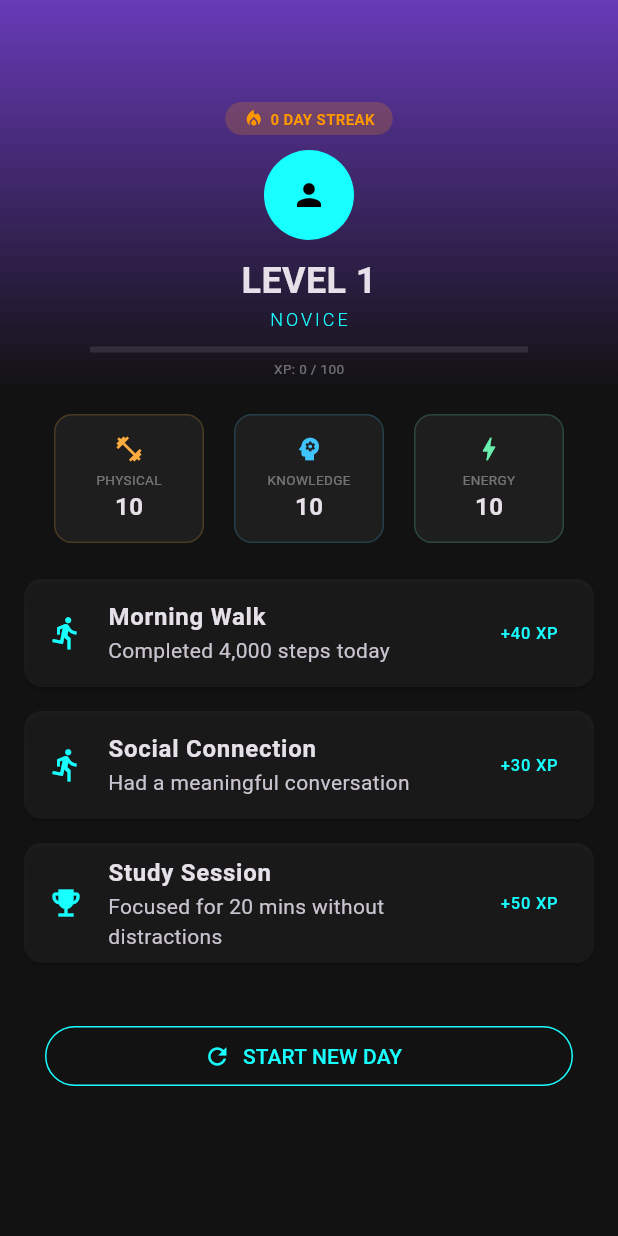
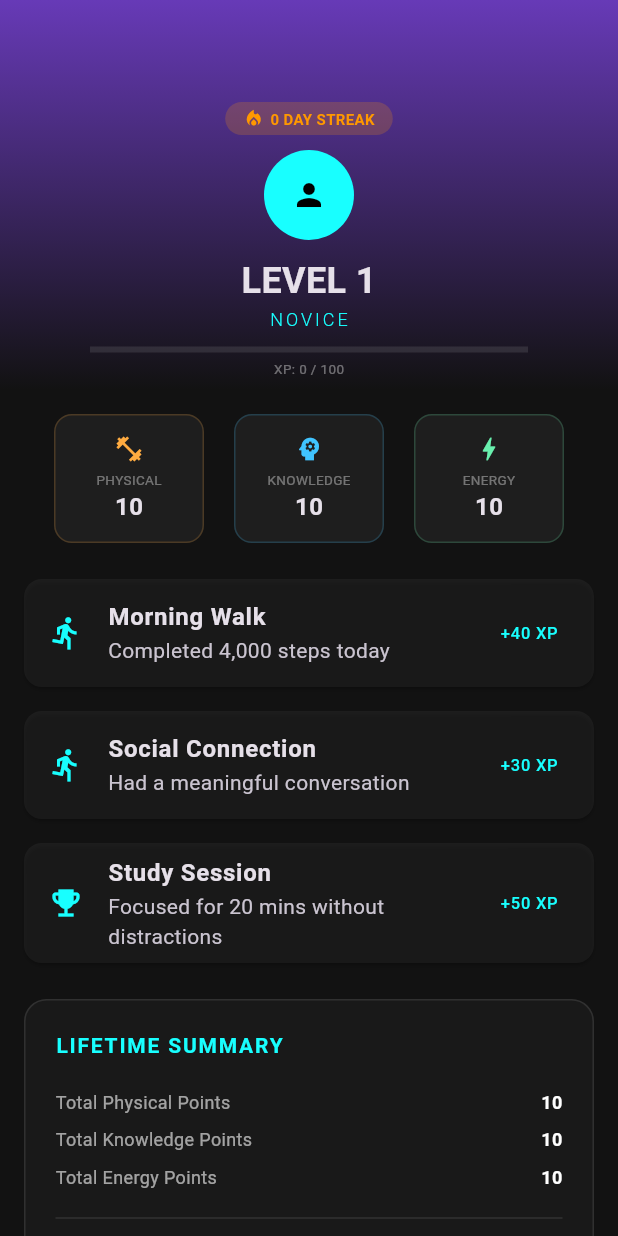
Before and after one commit to Naomi002/life_quest, a Flutter app: the screen it shows after launch, on a phone screen of 412 x 824 dp. Run offline on Flutter 3.47's test engine with Material 3 defaults, Android fonts, the phone set to English and light mode, and no system bars; our stand-ins replace shared_preferences.

Commit message:
feat: added lifetime summary section and unlimited progression

```diff
--- a/lib/main.dart
+++ b/lib/main.dart
@@ -74,7 +74,7 @@ class _GameDashboardState extends State<GameDashboard> {
     await prefs.setInt('streak', _streak);
   }
 
-  // --- GET TITLE BASED ON UNLIMITED LEVEL ---
+  // --- GET TITLE BASED ON LEVEL ---
   String _getHeroTitle() {
     if (_level >= 50) return "IMMORTAL LEGEND";
     if (_level >= 30) return "GRANDMASTER";
@@ -131,7 +131,6 @@ class _GameDashboardState extends State<GameDashboard> {
       if (_quests[index]['title'] == "Morning Walk") _energy += 5;
       if (_quests[index]['title'] == "Social Connection") _physical += 3;
 
-      // Logic for Unlimited Levels
       while (_xp >= _xpPerLevel) {
         _level++;
         _xp -= _xpPerLevel;
@@ -154,8 +153,6 @@ class _GameDashboardState extends State<GameDashboard> {
             const SizedBox(height: 20),
             const Text("LEVEL UP!", style: TextStyle(fontSize: 28, fontWeight: FontWeight.bold, color: Colors.amber)),
             Text("You reached Level $_level", style: const TextStyle(fontSize: 18)),
-            const SizedBox(height: 10),
-            Text("Current Rank: ${_getHeroTitle()}", style: const TextStyle(color: Colors.cyanAccent, fontWeight: FontWeight.bold)),
           ],
         ),
         actions: [
@@ -305,9 +302,35 @@ class _GameDashboardState extends State<GameDashboard> {
               childCount: _quests.length,
             ),
           ),
+
+          // Lifetime Stats Section
+          SliverToBoxAdapter(
+            child: Container(
+              margin: const EdgeInsets.all(16),
+              padding: const EdgeInsets.all(20),
+              decoration: BoxDecoration(
+                color: Colors.white.withOpacity(0.03),
+                borderRadius: BorderRadius.circular(15),
+                border: Border.all(color: Colors.white10),
+              ),
+              child: Column(
+                crossAxisAlignment: CrossAxisAlignment.start,
+                children: [
+                  const Text("LIFETIME SUMMARY", style: TextStyle(fontSize: 14, fontWeight: FontWeight.bold, letterSpacing: 1.2, color: Colors.cyanAccent)),
+                  const SizedBox(height: 15),
+                  _buildSummaryRow("Total Physical Points", _physical),
+                  _buildSummaryRow("Total Knowledge Points", _knowledge),
+                  _buildSummaryRow("Total Energy Points", _energy),
+                  const Divider(height: 30, color: Colors.white10),
+                  _buildSummaryRow("Current Hero Rank", 0, labelOverride: _getHeroTitle()),
+                ],
+              ),
+            ),
+          ),
+
           SliverToBoxAdapter(
             child: Padding(
-              padding: const EdgeInsets.all(30.0),
+              padding: const EdgeInsets.only(left: 30, right: 30, bottom: 50),
               child: OutlinedButton.icon(
                 onPressed: _resetQuests,
                 icon: const Icon(Icons.refresh),
@@ -320,4 +343,17 @@ class _GameDashboardState extends State<GameDashboard> {
       ),
     );
   }
+
+  Widget _buildSummaryRow(String label, int value, {String? labelOverride}) {
+    return Padding(
+      padding: const EdgeInsets.symmetric(vertical: 4),
+      child: Row(
+        mainAxisAlignment: MainAxisAlignment.spaceBetween,
+        children: [
+          Text(label, style: const TextStyle(fontSize: 12, color: Colors.white60)),
+          Text(labelOverride ?? value.toString(), style: const TextStyle(fontSize: 12, fontWeight: FontWeight.bold, color: Colors.white)),
+        ],
+      ),
+    );
+  }
 }
```
